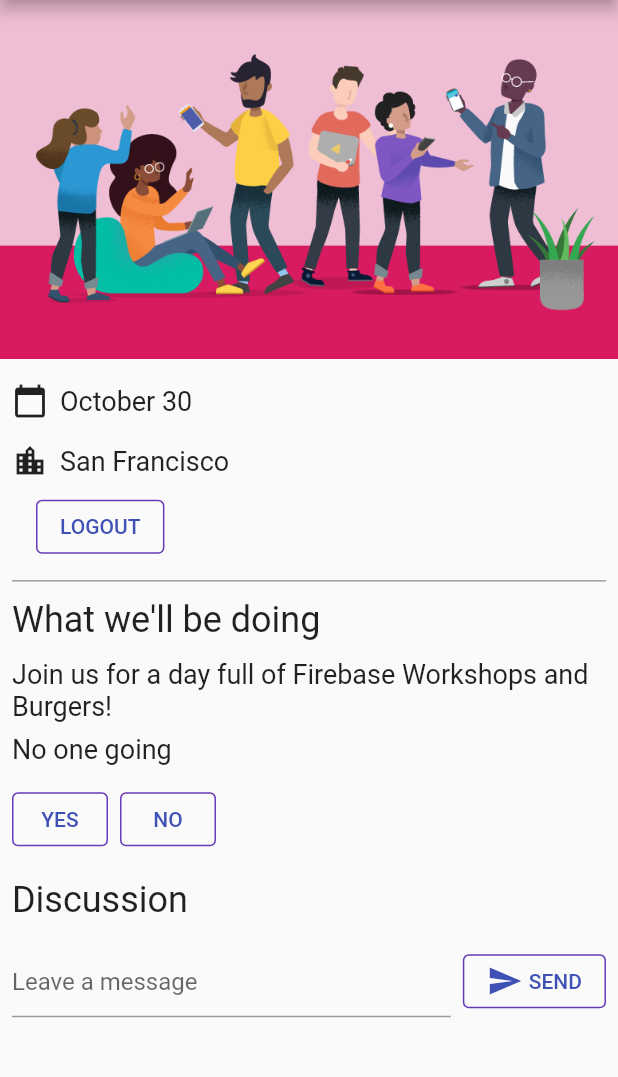
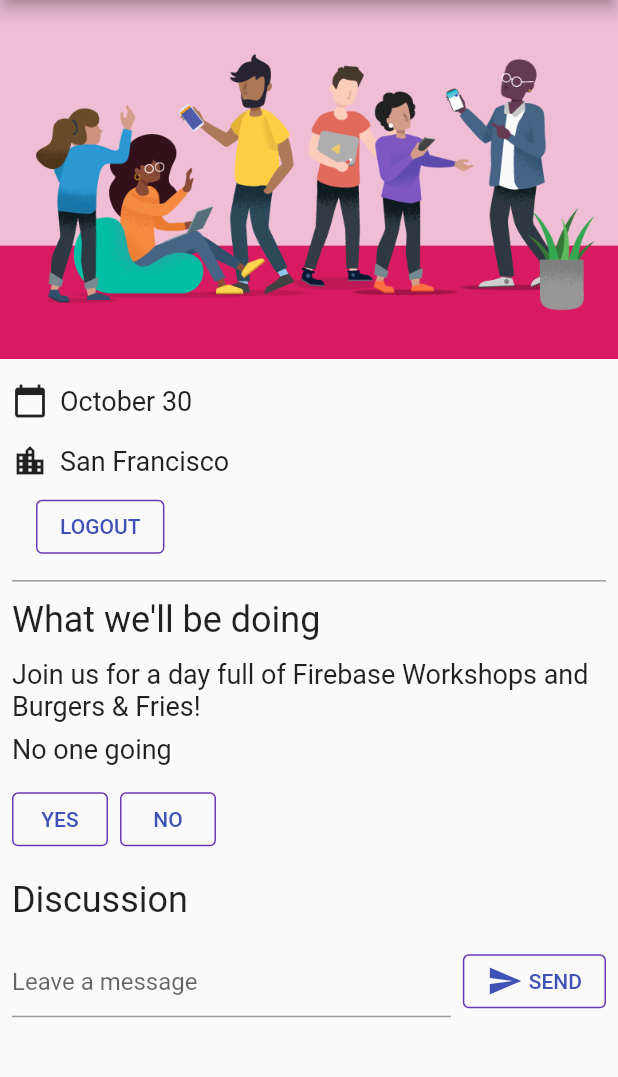
Before and after one commit to finickyakshay/FlutterWebApp, a Flutter app: the screen it shows once a user with an empty profile is signed in, on a phone screen of 412 x 824 dp, the part 84-1161 px from its top. Run offline on Flutter 3.47's test engine with Material 2 defaults, Android fonts, the phone set to English and light mode, and no system bars; our stand-ins replace cloud_firestore, firebase_auth, firebase_core, google_fonts; accounts and stored records are empty.

Commit message:
update welcome message

```diff
--- a/lib/main.dart
+++ b/lib/main.dart
@@ -74,7 +74,7 @@ class HomePage extends StatelessWidget {
           ),
           const Header("What we'll be doing"),
           const Paragraph(
-            'Join us for a day full of Firebase Workshops and Burgers!',
+            'Join us for a day full of Firebase Workshops and Burgers & Fries!',
           ),
           Consumer<ApplicationState>(
             builder: (context, appState, _) => Column(
```
